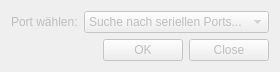
This is serialportdialog.ui in Strayer/mikrokopter_bodenstation as Qt 5 draws it before an edit. The edited form follows.
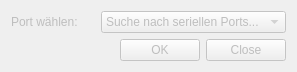
This is the edited form. Icons and pictures are not drawn.

Diff of the .ui file:
```diff
--- a/serialportdialog.ui
+++ b/serialportdialog.ui
@@ -9,7 +9,7 @@
    <rect>
     <x>0</x>
     <y>0</y>
-    <width>256</width>
+    <width>297</width>
     <height>71</height>
    </rect>
   </property>
```
Left out of the diff: 8 changed lines with no effect on the pictures.
